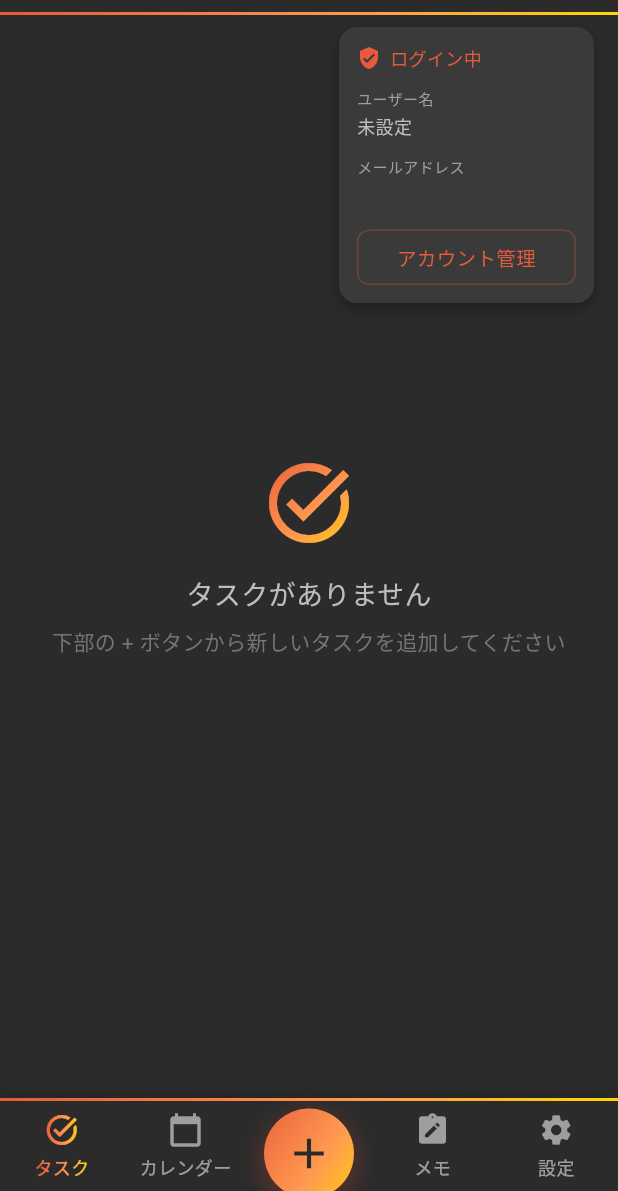
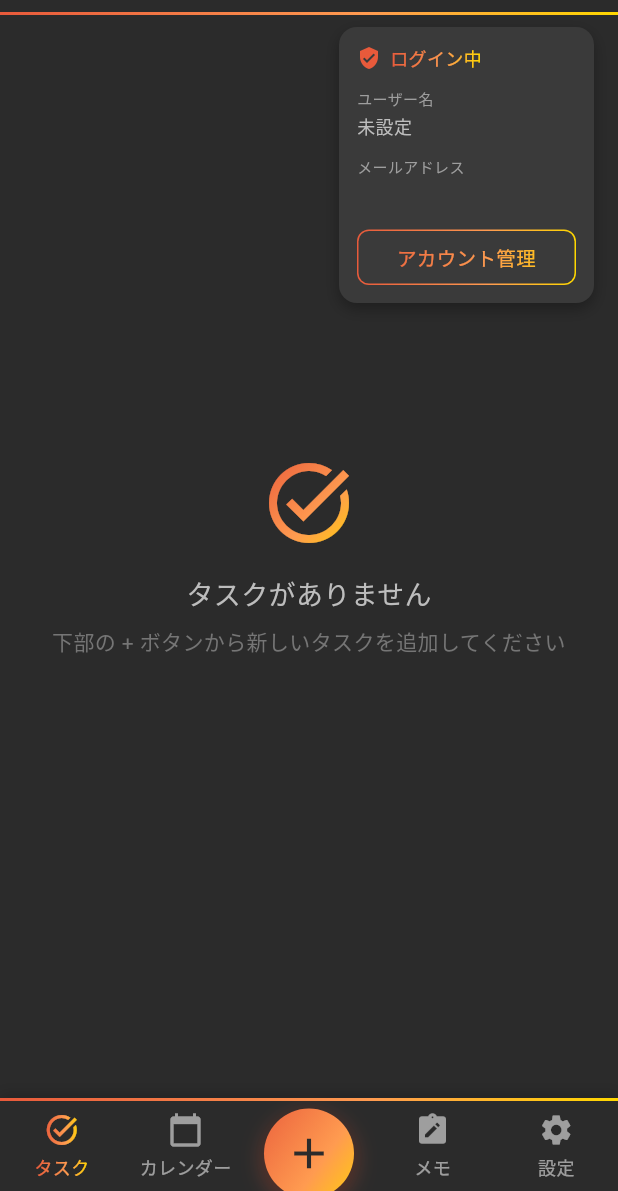
Before and after one commit to Kamon-Tahara-504/ThisOne-NewRepository, a Flutter app: the screen it shows once a user with an empty profile is signed in, after a tap on the "person" icon, on a phone screen of 412 x 824 dp, the part 45-1236 px from its top. Run offline on Flutter 3.47's test engine with Material 3 defaults, Android fonts, the light colour scheme and no system bars; our stand-ins replace google_fonts, supabase_flutter, table_calendar; accounts and stored records are empty.

Commit message:
v1.2.2-dev ログイン状態ポップアップにグラデーション追加

```diff
--- a/lib/main.dart
+++ b/lib/main.dart
@@ -457,12 +457,15 @@ class _MainScreenState extends State<MainScreen> {
                     size: 16,
                   ),
                   const SizedBox(width: 6),
-                  const Text(
+                  ShaderMask(
+                    shaderCallback: (bounds) => createHorizontalOrangeYellowGradient().createShader(bounds),
+                    child: const Text(
                       'ログイン中',
                       style: TextStyle(
-                      color: Color(0xFFE85A3B),
+                        color: Colors.white,
                         fontSize: 12,
                         fontWeight: FontWeight.w500,
+                      ),
                     ),
                   ),
                 ],
@@ -520,20 +523,29 @@ class _MainScreenState extends State<MainScreen> {
                  },
                 child: Container(
                   width: double.infinity,
+                  padding: const EdgeInsets.all(1), // グラデーション境界線の幅
+                  decoration: BoxDecoration(
+                    gradient: createHorizontalOrangeYellowGradient(),
+                    borderRadius: BorderRadius.circular(8),
+                  ),
+                  child: Container(
+                    width: double.infinity,
                     padding: const EdgeInsets.symmetric(vertical: 8),
                     decoration: BoxDecoration(
-                    border: Border.all(
-                      color: const Color(0xFFE85A3B).withValues(alpha: 0.3),
+                      color: const Color(0xFF3A3A3A), // 背景色を元に戻す
+                      borderRadius: BorderRadius.circular(7), // 少し小さくして境界線を見せる
                     ),
-                    borderRadius: BorderRadius.circular(8),
-                  ),
+                    child: ShaderMask(
+                      shaderCallback: (bounds) => createHorizontalOrangeYellowGradient().createShader(bounds),
                       child: const Text(
                         'アカウント管理',
                         textAlign: TextAlign.center,
                         style: TextStyle(
-                      color: Color(0xFFE85A3B),
+                          color: Colors.white,
                           fontSize: 13,
                           fontWeight: FontWeight.w500,
+                        ),
+                      ),
                     ),
                   ),
                 ),
```
Lines whose indentation alone changed are shown as unchanged.
